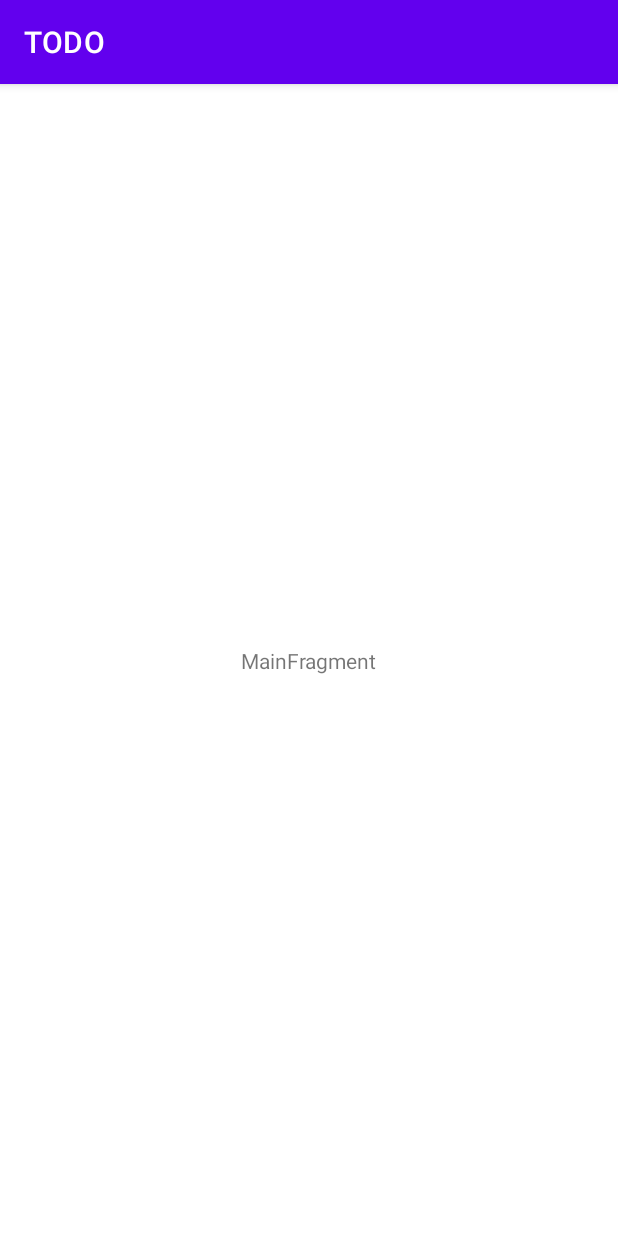
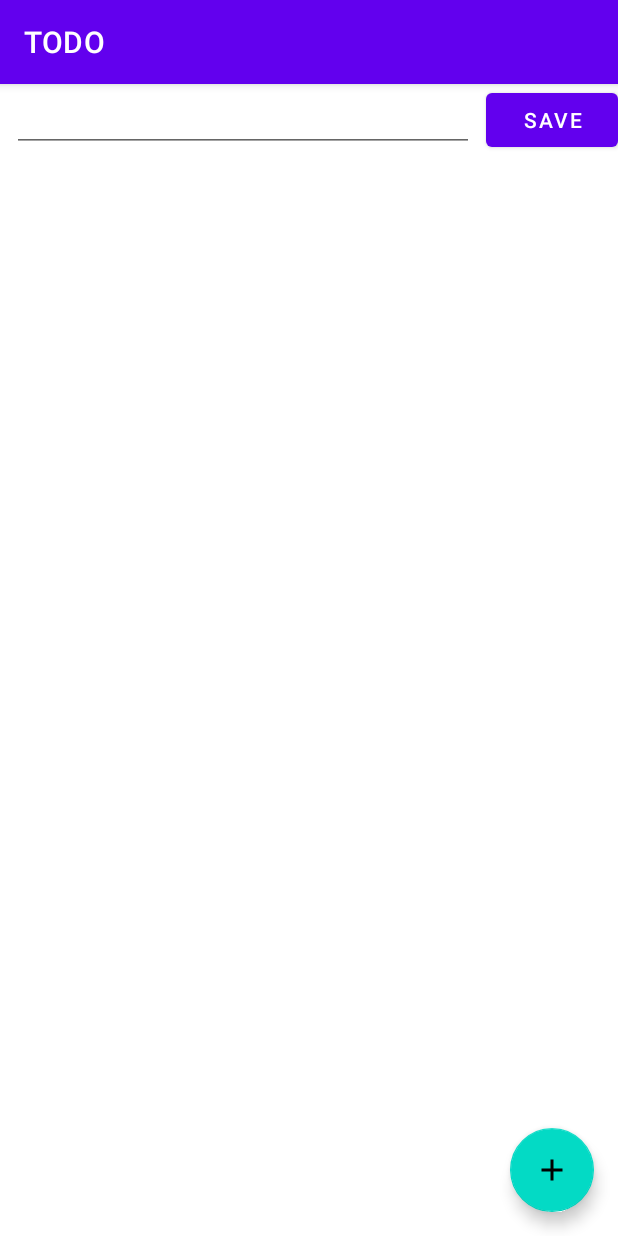
Before and after one commit to ldickmanns/todo-app, an Android app: the screen it shows after launch (MainActivity), on a phone screen of 412 x 824 dp. Run offline under Robolectric (Android 15) with nearby library versions, the phone set to English and light mode, and no system bars.

Commit message:
WIP: view for todos

```diff
--- a/app/src/main/java/com/example/todo/ui/main/MainFragment.kt
+++ b/app/src/main/java/com/example/todo/ui/main/MainFragment.kt
@@ -1,12 +1,16 @@
 package com.example.todo.ui.main
 
+import android.content.Context
 import androidx.lifecycle.ViewModelProvider
 import android.os.Bundle
 import androidx.fragment.app.Fragment
 import android.view.LayoutInflater
 import android.view.View
 import android.view.ViewGroup
+import android.view.inputmethod.InputMethodManager
+import android.widget.EditText
 import com.example.todo.R
+import com.google.android.material.floatingactionbutton.FloatingActionButton
 
 class MainFragment : Fragment() {
 
@@ -18,15 +22,22 @@ class MainFragment : Fragment() {
 
     override fun onCreate(savedInstanceState: Bundle?) {
         super.onCreate(savedInstanceState)
-        viewModel = ViewModelProvider(this).get(MainViewModel::class.java)
+        viewModel = ViewModelProvider(this)[MainViewModel::class.java]
+
         // TODO: Use the ViewModel
     }
 
     override fun onCreateView(
         inflater: LayoutInflater, container: ViewGroup?,
         savedInstanceState: Bundle?
-    ): View {
-        return inflater.inflate(R.layout.fragment_main, container, false)
+    ): View = inflater.inflate(R.layout.fragment_main, container, false).apply {
+        val button: FloatingActionButton = findViewById(R.id.add_button)
+        val editText: EditText = findViewById(R.id.edit_text)
+        val inputMethodManager = getInputMethodManager()
+        button.setOnClickListener { inputMethodManager.showSoftInput(editText, 0) }
     }
 
+    private fun getInputMethodManager() = requireContext().getSystemService(
+        Context.INPUT_METHOD_SERVICE
+    ) as InputMethodManager
 }
--- /dev/null
+++ b/app/src/main/res/drawable/ic_plus.xml
@@ -0,0 +1,9 @@
+<vector xmlns:android="http://schemas.android.com/apk/res/android"
+    android:width="24dp"
+    android:height="24dp"
+    android:viewportWidth="24.0"
+    android:viewportHeight="24.0">
+    <path
+        android:fillColor="#FF000000"
+        android:pathData="M19,13h-6v6h-2v-6H5v-2h6V5h2v6h6v2z"/>
+</vector>
--- a/app/src/main/res/layout/fragment_main.xml
+++ b/app/src/main/res/layout/fragment_main.xml
@@ -7,14 +7,48 @@
     android:layout_height="match_parent"
     tools:context=".ui.main.MainFragment">
 
-    <TextView
-        android:id="@+id/message"
+    <androidx.recyclerview.widget.RecyclerView
+        android:id="@+id/recycler_view"
+        android:layout_width="match_parent"
+        android:layout_height="wrap_content"
+        app:layoutManager="LinearLayoutManager"
+        app:layout_constraintTop_toTopOf="parent" />
+
+    <androidx.constraintlayout.widget.ConstraintLayout
+        android:layout_width="match_parent"
+        android:layout_height="wrap_content"
+        android:orientation="horizontal"
+        app:layout_constraintTop_toBottomOf="@id/recycler_view">
+
+        <EditText
+            android:id="@+id/edit_text"
+            android:layout_width="0dp"
+            android:layout_height="match_parent"
+            android:layout_margin="8dp"
+            android:autofillHints=""
+            android:inputType="text"
+            app:layout_constraintStart_toStartOf="parent"
+            app:layout_constraintEnd_toStartOf="@id/save_button"
+            tools:ignore="LabelFor" />
+
+        <Button
+            android:text="Save"
+            android:id="@+id/save_button"
+            android:layout_width="wrap_content"
+            android:layout_height="match_parent"
+            app:layout_constraintEnd_toEndOf="parent"/>
+
+    </androidx.constraintlayout.widget.ConstraintLayout>
+
+    <com.google.android.material.floatingactionbutton.FloatingActionButton
+        android:id="@+id/add_button"
         android:layout_width="wrap_content"
         android:layout_height="wrap_content"
-        android:text="MainFragment"
+        android:layout_marginEnd="16dp"
+        android:layout_marginBottom="16dp"
         app:layout_constraintBottom_toBottomOf="parent"
         app:layout_constraintEnd_toEndOf="parent"
-        app:layout_constraintStart_toStartOf="parent"
-        app:layout_constraintTop_toTopOf="parent" />
+        app:srcCompat="@drawable/ic_plus"
+        tools:ignore="ContentDescription" />
 
 </androidx.constraintlayout.widget.ConstraintLayout>
```
Also changed, not shown: app/src/main/java/com/example/todo/ui/main/TodoListAdapter.kt (added, +29 -0 lines), app/src/main/res/layout/todo_item.xml (added, +35 -0 lines).
